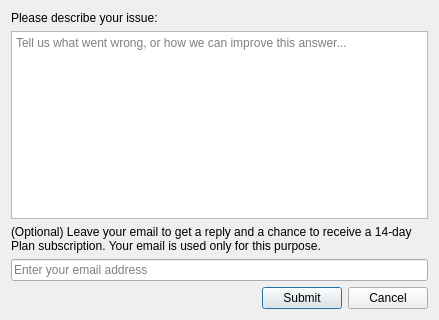
Qt form feedback_dialog.ui (robert6757/qgis-geo-knowledge-ai) before a commit.
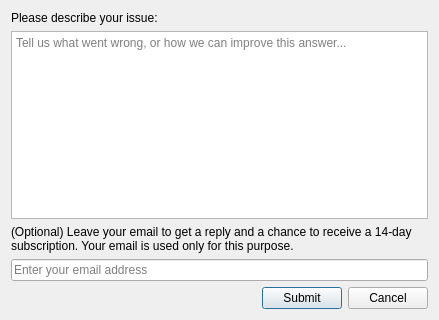
The same form after that commit.

Diff of the .ui file:
```diff
--- a/feedback_dialog.ui
+++ b/feedback_dialog.ui
@@ -31,7 +31,7 @@
    <item row="2" column="0" colspan="3">
     <widget class="QLabel" name="label_2">
      <property name="text">
-      <string>(Optional) Leave your email to get a reply and a chance to receive a 14-day Plan subscription. Your email is used only for this purpose.</string>
+      <string>(Optional) Leave your email to get a reply and a chance to receive a 14-day subscription. Your email is used only for this purpose.</string>
      </property>
      <property name="wordWrap">
       <bool>true</bool>
```
